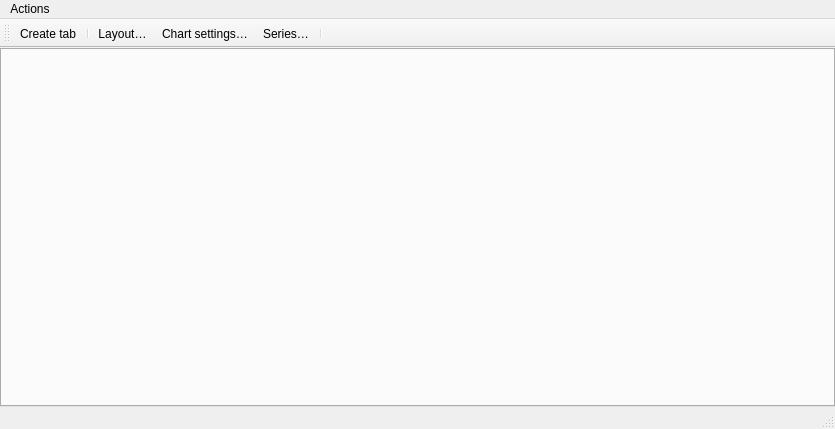
Qt form GUI/Qt/UWatch.ui (aicommunity/Rdk) before a commit.
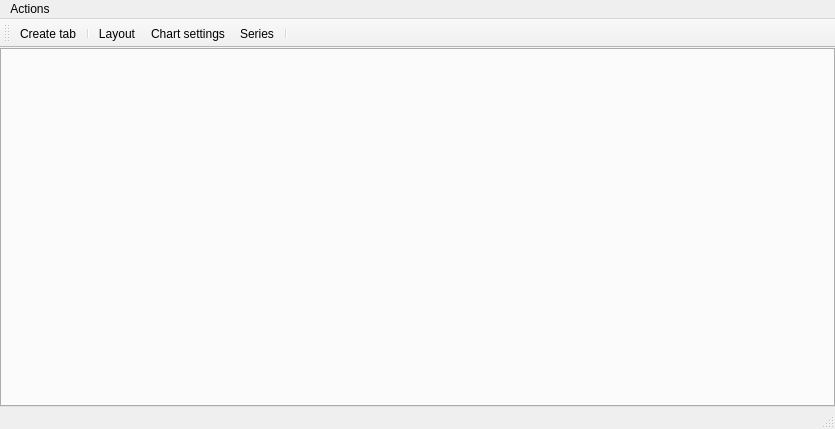
The same form after that commit.

Commit message:
fix(watch): persist Interface.xml across exit and stabilize series wizard
Keep Watch chart config when autosaving after GUI teardown, fix SelectUp/
storage load order so tabs restore, and stop Next from swallowing clicks
on the sources step; drop ellipses from Layout/Chart/Series actions.

Patch:
```diff
--- a/GUI/Qt/UWatch.ui
+++ b/GUI/Qt/UWatch.ui
@@ -99,7 +99,7 @@
   </action>
   <action name="actionLayout_settings">
    <property name="text">
-    <string>Layout…</string>
+    <string>Layout</string>
    </property>
    <property name="toolTip">
     <string>Tab layout: grid and update interval</string>
@@ -107,7 +107,7 @@
   </action>
   <action name="actionChart_settings">
    <property name="text">
-    <string>Chart settings…</string>
+    <string>Chart settings</string>
    </property>
    <property name="toolTip">
     <string>Settings for the active chart</string>
@@ -115,7 +115,7 @@
   </action>
   <action name="actionSeries_settings">
    <property name="text">
-    <string>Series…</string>
+    <string>Series</string>
    </property>
    <property name="toolTip">
     <string>Series of the active chart</string>
```
The commit also changes 16 other files.
